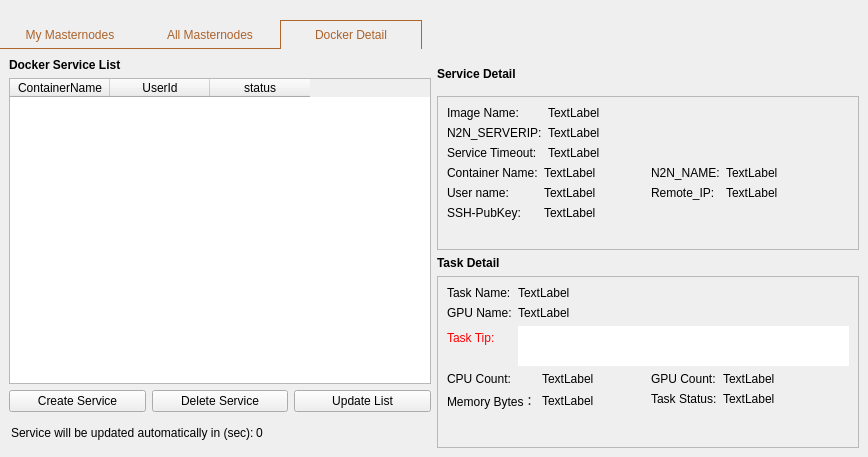
Before: the Qt Designer form src/qt/forms/masternodelist.ui in MassGrid/MassGrid, drawn with Qt 5.
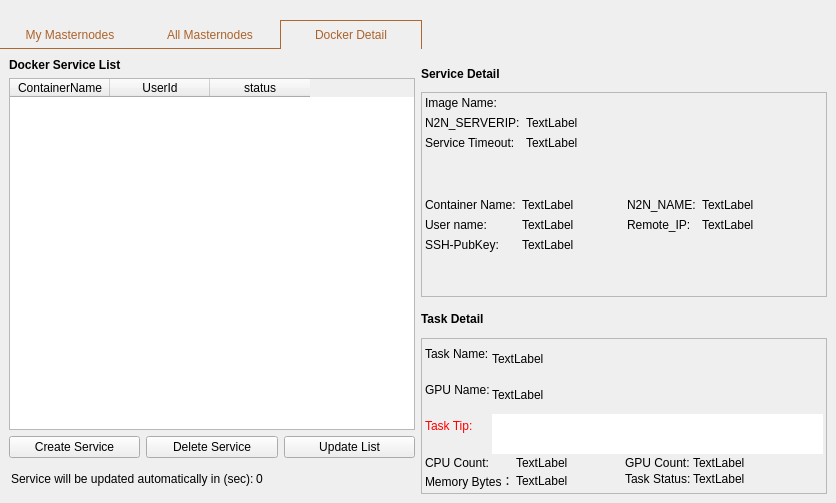
After: the same form once the commit is applied.

What changed in the file:
```diff
--- a/src/qt/forms/masternodelist.ui
+++ b/src/qt/forms/masternodelist.ui
@@ -6,8 +6,8 @@
    <rect>
     <x>0</x>
     <y>0</y>
-    <width>868</width>
-    <height>457</height>
+    <width>836</width>
+    <height>503</height>
    </rect>
   </property>
   <property name="windowTitle">
@@ -372,7 +372,7 @@
         <attribute name="title">
          <string>Docker Detail</string>
         </attribute>
-        <layout class="QHBoxLayout" name="horizontalLayout_4" stretch="1,1">
+        <layout class="QHBoxLayout" name="horizontalLayout_4">
          <item>
           <layout class="QVBoxLayout" name="verticalLayout_3">
            <property name="bottomMargin">
@@ -510,7 +510,12 @@
           </layout>
          </item>
          <item>
-          <layout class="QVBoxLayout" name="verticalLayout_6">
+          <layout class="QVBoxLayout" name="verticalLayout_8" stretch="5,4">
+           <item>
+            <layout class="QVBoxLayout" name="verticalLayout_6" stretch="1,10">
+             <property name="spacing">
+              <number>2</number>
+             </property>
            <item>
             <layout class="QHBoxLayout" name="horizontalLayout_6">
              <property name="leftMargin">
@@ -583,10 +588,34 @@
               <enum>QFrame::Raised</enum>
              </property>
              <layout class="QVBoxLayout" name="verticalLayout_4">
+                <property name="leftMargin">
+                 <number>3</number>
+                </property>
+                <property name="topMargin">
+                 <number>3</number>
+                </property>
+                <property name="rightMargin">
+                 <number>3</number>
+                </property>
+                <property name="bottomMargin">
+                 <number>3</number>
+                </property>
               <item>
                <layout class="QFormLayout" name="formLayout_6">
+                  <property name="labelAlignment">
+                   <set>Qt::AlignLeading|Qt::AlignLeft|Qt::AlignVCenter</set>
+                  </property>
+                  <property name="formAlignment">
+                   <set>Qt::AlignLeading|Qt::AlignLeft|Qt::AlignTop</set>
+                  </property>
                 <item row="0" column="0">
                  <widget class="QLabel" name="label_6">
+                    <property name="sizePolicy">
+                     <sizepolicy hsizetype="Minimum" vsizetype="Preferred">
+                      <horstretch>0</horstretch>
+                      <verstretch>0</verstretch>
+                     </sizepolicy>
+                    </property>
                   <property name="text">
                    <string>Image Name:</string>
                   </property>
@@ -594,8 +623,14 @@
                 </item>
                 <item row="0" column="1">
                  <widget class="QLabel" name="label_image">
+                    <property name="sizePolicy">
+                     <sizepolicy hsizetype="MinimumExpanding" vsizetype="Preferred">
+                      <horstretch>0</horstretch>
+                      <verstretch>0</verstretch>
+                     </sizepolicy>
+                    </property>
                   <property name="text">
-                   <string>TextLabel</string>
+                     <string/>
                   </property>
                  </widget>
                 </item>
@@ -608,6 +643,12 @@
                 </item>
                 <item row="1" column="1">
                  <widget class="QLabel" name="label_n2n_serverip">
+                    <property name="sizePolicy">
+                     <sizepolicy hsizetype="MinimumExpanding" vsizetype="Preferred">
+                      <horstretch>0</horstretch>
+                      <verstretch>0</verstretch>
+                     </sizepolicy>
+                    </property>
                   <property name="text">
                    <string>TextLabel</string>
                   </property>
@@ -622,6 +663,12 @@
                 </item>
                 <item row="2" column="1">
                  <widget class="QLabel" name="label_serviceTimeout">
+                    <property name="sizePolicy">
+                     <sizepolicy hsizetype="Expanding" vsizetype="Preferred">
+                      <horstretch>0</horstretch>
+                      <verstretch>0</verstretch>
+                     </sizepolicy>
+                    </property>
                   <property name="text">
                    <string>TextLabel</string>
                   </property>
@@ -633,6 +680,12 @@
                <layout class="QHBoxLayout" name="horizontalLayout">
                 <item>
                  <layout class="QFormLayout" name="formLayout">
+                    <property name="labelAlignment">
+                     <set>Qt::AlignLeading|Qt::AlignLeft|Qt::AlignVCenter</set>
+                    </property>
+                    <property name="formAlignment">
+                     <set>Qt::AlignLeading|Qt::AlignLeft|Qt::AlignTop</set>
+                    </property>
                   <property name="topMargin">
                    <number>0</number>
                   </property>
@@ -682,6 +735,12 @@
                 </item>
                 <item>
                  <layout class="QFormLayout" name="formLayout_2">
+                    <property name="labelAlignment">
+                     <set>Qt::AlignLeading|Qt::AlignLeft|Qt::AlignVCenter</set>
+                    </property>
+                    <property name="formAlignment">
+                     <set>Qt::AlignLeading|Qt::AlignLeft|Qt::AlignTop</set>
+                    </property>
                   <property name="topMargin">
                    <number>0</number>
                   </property>
@@ -723,24 +782,24 @@
                 </item>
                </layout>
               </item>
-              <item>
-               <spacer name="verticalSpacer">
-                <property name="orientation">
-                 <enum>Qt::Vertical</enum>
-                </property>
-                <property name="sizeHint" stdset="0">
-                 <size>
-                  <width>20</width>
-                  <height>28</height>
-                 </size>
-                </property>
-               </spacer>
-              </item>
              </layout>
             </widget>
            </item>
+            </layout>
+           </item>
+           <item>
+            <layout class="QVBoxLayout" name="verticalLayout_7" stretch="1,10">
+             <property name="spacing">
+              <number>3</number>
+             </property>
            <item>
             <widget class="QLabel" name="label_3">
+               <property name="minimumSize">
+                <size>
+                 <width>0</width>
+                 <height>32</height>
+                </size>
+               </property>
              <property name="font">
               <font>
                <weight>75</weight>
@@ -761,8 +820,35 @@
               <enum>QFrame::Raised</enum>
              </property>
              <layout class="QVBoxLayout" name="verticalLayout_5">
+                <property name="spacing">
+                 <number>2</number>
+                </property>
+                <property name="leftMargin">
+                 <number>3</number>
+                </property>
+                <property name="topMargin">
+                 <number>3</number>
+                </property>
+                <property name="rightMargin">
+                 <number>3</number>
+                </property>
+                <property name="bottomMargin">
+                 <number>3</number>
+                </property>
               <item>
                <layout class="QFormLayout" name="formLayout_8">
+                  <property name="labelAlignment">
+                   <set>Qt::AlignLeading|Qt::AlignLeft|Qt::AlignVCenter</set>
+                  </property>
+                  <property name="formAlignment">
+                   <set>Qt::AlignLeading|Qt::AlignLeft|Qt::AlignTop</set>
+                  </property>
+                  <property name="horizontalSpacing">
+                   <number>-1</number>
+                  </property>
+                  <property name="verticalSpacing">
+                   <number>2</number>
+                  </property>
                 <item row="0" column="0">
                  <widget class="QLabel" name="label_10">
                   <property name="text">
@@ -772,6 +858,12 @@
                 </item>
                 <item row="0" column="1">
                  <widget class="QLabel" name="label_taskName">
+                    <property name="sizePolicy">
+                     <sizepolicy hsizetype="Expanding" vsizetype="Preferred">
+                      <horstretch>0</horstretch>
+                      <verstretch>0</verstretch>
+                     </sizepolicy>
+                    </property>
                   <property name="text">
                    <string>TextLabel</string>
                   </property>
@@ -786,6 +878,12 @@
                 </item>
                 <item row="1" column="1">
                  <widget class="QLabel" name="label_GPUName">
+                    <property name="sizePolicy">
+                     <sizepolicy hsizetype="Expanding" vsizetype="Preferred">
+                      <horstretch>0</horstretch>
+                      <verstretch>0</verstretch>
+                     </sizepolicy>
+                    </property>
                   <property name="text">
                    <string>TextLabel</string>
                   </property>
@@ -825,6 +923,15 @@
                <layout class="QHBoxLayout" name="horizontalLayout_2">
                 <item>
                  <layout class="QFormLayout" name="formLayout_3">
+                    <property name="labelAlignment">
+                     <set>Qt::AlignLeading|Qt::AlignLeft|Qt::AlignVCenter</set>
+                    </property>
+                    <property name="formAlignment">
+                     <set>Qt::AlignLeading|Qt::AlignLeft|Qt::AlignTop</set>
+                    </property>
+                    <property name="verticalSpacing">
+                     <number>2</number>
+                    </property>
                   <property name="topMargin">
                    <number>0</number>
                   </property>
@@ -860,6 +967,15 @@
                 </item>
                 <item>
                  <layout class="QFormLayout" name="formLayout_4">
+                    <property name="labelAlignment">
+                     <set>Qt::AlignLeading|Qt::AlignLeft|Qt::AlignVCenter</set>
+                    </property>
+                    <property name="formAlignment">
+                     <set>Qt::AlignLeading|Qt::AlignLeft|Qt::AlignTop</set>
+                    </property>
+                    <property name="verticalSpacing">
+                     <number>2</number>
+                    </property>
                   <property name="topMargin">
                    <number>0</number>
                   </property>
@@ -895,21 +1011,10 @@
                 </item>
                </layout>
               </item>
-              <item>
-               <spacer name="verticalSpacer_2">
-                <property name="orientation">
-                 <enum>Qt::Vertical</enum>
-                </property>
-                <property name="sizeHint" stdset="0">
-                 <size>
-                  <width>20</width>
-                  <height>36</height>
-                 </size>
-                </property>
-               </spacer>
-              </item>
-             </layout>
-            </widget>
+               </layout>
+              </widget>
+             </item>
+            </layout>
            </item>
           </layout>
          </item>
```
Lines whose indentation alone changed are shown as unchanged.
